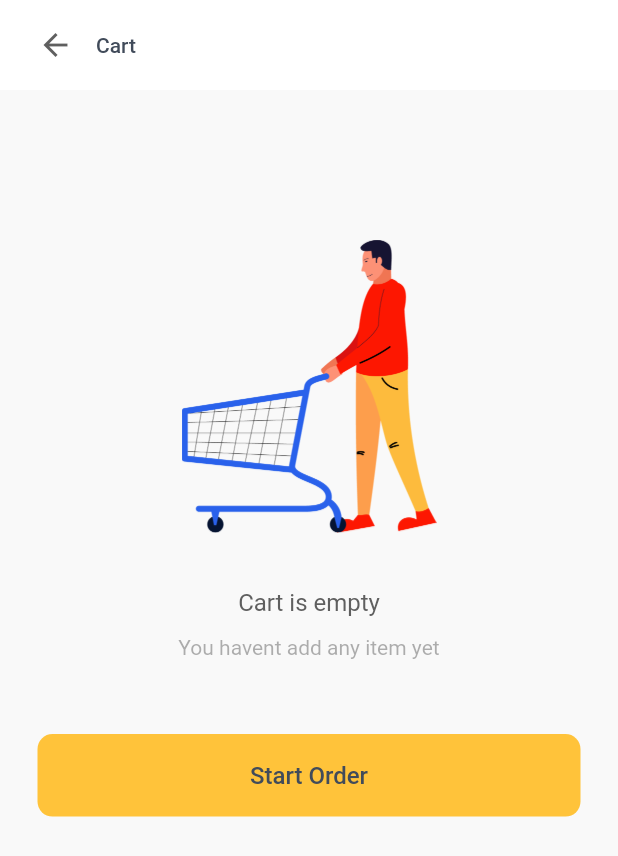
After one commit to Syahro/e_commerce, a Flutter app: the EmptyCartPage screen opened directly, on a phone screen of 412 x 824 dp. The commit adds this screen. Shown: the top 856 px of the screen. Run offline on Flutter 3.47's test engine with Material 2 defaults, Android fonts, the phone set to English and light mode, and no system bars; our stand-ins replace google_fonts, modal_bottom_sheet.

Commit message:
done modified emptyCartPage and add some assets or support

```diff
--- /dev/null
+++ b/lib/pages/empty_cart_page.dart
@@ -0,0 +1,98 @@
+import 'package:e_commerce/theme.dart';
+import 'package:flutter/material.dart';
+
+class EmptyCartPage extends StatelessWidget {
+  @override
+  Widget build(BuildContext context) {
+    return Scaffold(
+      backgroundColor: backgroundColor,
+      body: SafeArea(
+        child: Column(
+          children: [
+            Container(
+              height: 60,
+              width: double.infinity,
+              color: whiteColor,
+              child: Padding(
+                padding: EdgeInsets.symmetric(horizontal: defaultMargin),
+                child: Row(
+                  children: [
+                    Icon(
+                      Icons.arrow_back,
+                      color: darkGreyColor,
+                    ),
+                    SizedBox(
+                      width: 15,
+                    ),
+                    Text(
+                      'Cart',
+                      style: mediumTextStyle.copyWith(
+                        fontSize: 14,
+                        color: blackColor,
+                      ),
+                    ),
+                  ],
+                ),
+              ),
+            ),
+            SizedBox(
+              height: 100,
+            ),
+            Image.asset(
+              'assets/images/empty_cart.png',
+              width: 170,
+              height: 195.4,
+              fit: BoxFit.cover,
+            ),
+            SizedBox(
+              height: 37,
+            ),
+            Text(
+              'Cart is empty',
+              style: regularTextStyle.copyWith(
+                fontSize: 16,
+                color: darkGreyColor,
+              ),
+            ),
+            SizedBox(
+              height: 12,
+            ),
+            Text(
+              'You havent add any item yet',
+              style: regularTextStyle.copyWith(
+                fontSize: 14,
+                color: darkGreyColor.withOpacity(
+                  0.5,
+                ),
+              ),
+            ),
+            SizedBox(
+              height: 50,
+            ),
+            Container(
+              width: double.infinity,
+              height: 55,
+              margin: EdgeInsets.symmetric(
+                horizontal: defaultMargin,
+              ),
+              child: FlatButton(
+                onPressed: () {},
+                color: yellowColor,
+                shape: RoundedRectangleBorder(
+                  borderRadius: BorderRadius.circular(10),
+                ),
+                child: Text(
+                  'Start Order',
+                  style: mediumTextStyle.copyWith(
+                    fontSize: 16,
+                    color: blackColor,
+                  ),
+                ),
+              ),
+            )
+          ],
+        ),
+      ),
+    );
+  }
+}
--- a/lib/theme.dart
+++ b/lib/theme.dart
@@ -15,6 +15,7 @@ Color darkBlueColor = Color(0XFF3D66B8);
 Color backGroundCard = Color(0XFFECEEF0);
 Color blueColor = Color(0XFF3F4BBF);
 Color blueAccent = Color(0XFF0094FE);
+Color backgroundColor = Color(0XFFF9F9F9);
 
 
 TextStyle boldTextStyle = GoogleFonts.roboto(
--- a/lib/widget/floating_bottom.dart
+++ b/lib/widget/floating_bottom.dart
@@ -1,4 +1,5 @@
 import 'package:e_commerce/pages/cart_page.dart';
+import 'package:e_commerce/pages/empty_cart_page.dart';
 import 'package:e_commerce/pages/home_page.dart';
 import 'package:e_commerce/pages/katalog_page.dart';
 import 'package:e_commerce/theme.dart';
@@ -64,6 +65,16 @@ class FloatingBottom extends StatelessWidget {
               ),
             ),
             InkWell(
+              onDoubleTap: () {
+                Navigator.push(
+                  context,
+                  MaterialPageRoute(
+                    builder: (context) {
+                      return EmptyCartPage();
+                    },
+                  ),
+                );
+              },
               onTap: () {
                 Navigator.push(
                   context,
```
Also changed, not shown: assets/images/empty_cart.png (added).
